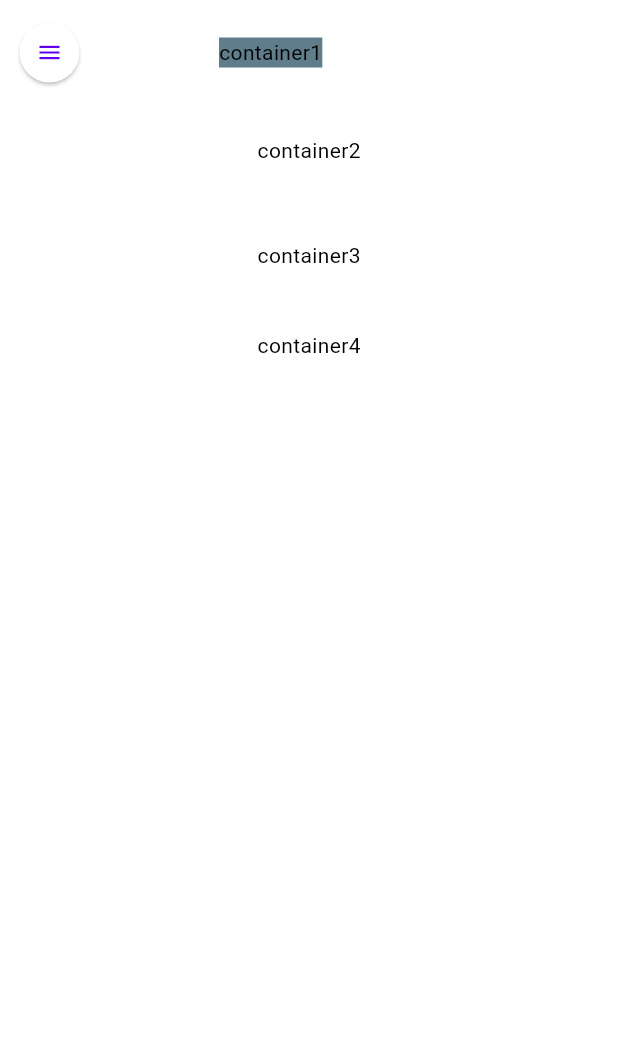
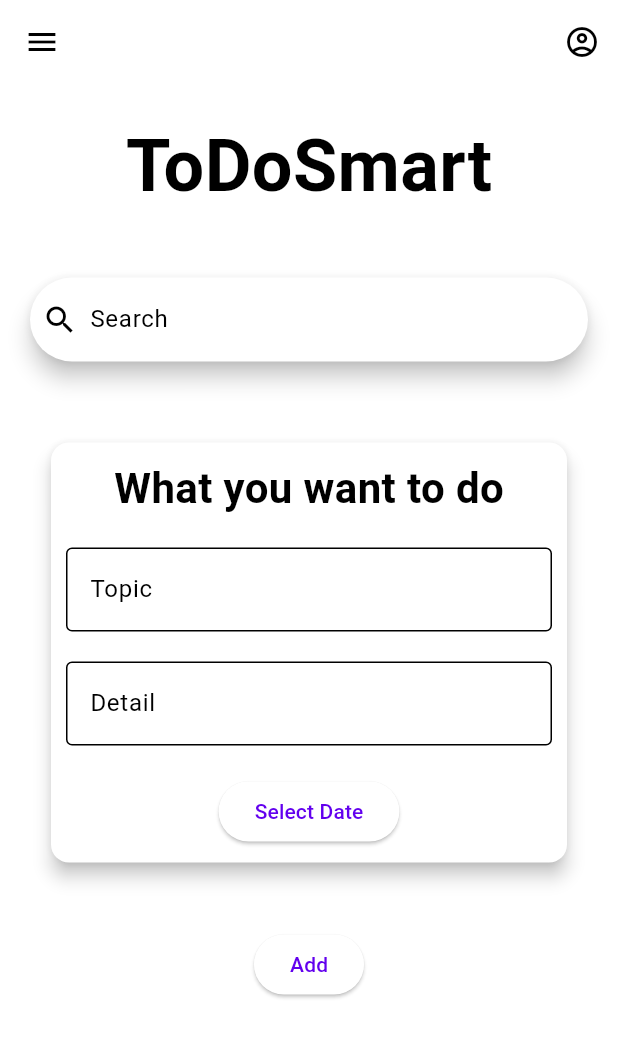
Before and after one commit to AMahasuwan/todo_app, a Flutter app: the screen it shows after launch, on a phone screen of 412 x 824 dp. Shown: the top 1037 px of the screen. Run offline on Flutter 3.47's test engine with Material 3 defaults, Android fonts, the phone set to English and light mode, and no system bars.

Commit message:
Create all initial component in to layout - Appbar - Text Header - Searcbar - Topic - Detail - Date button - Add button

```diff
--- a/lib/Page/home_page.dart
+++ b/lib/Page/home_page.dart
@@ -13,64 +13,139 @@ class _MyHomePageState extends State<MyHomePage> {
   @override
   Widget build(BuildContext context) {
     return Scaffold(
-        body: Column(
+        appBar: AppBar(
+          backgroundColor: Colors.white,
+          actions: [
+            IconButton(
+              onPressed: () {
+                // To add function
+              },
+              icon: Icon(Icons.account_circle_outlined),
+              tooltip: "Account",
+            )
+          ],
+          leading: IconButton(
+            onPressed: () {
+              // To add function
+            },
+            icon: Icon(Icons.menu),
+            tooltip: "Menu",
+          ),
+        ),
+        body: SingleChildScrollView(
+          child: Column(
             children: [
               // Header
-        Row(
+              Wrap(
+                alignment: WrapAlignment.center,
                 children: [
-            ElevatedButton(
-              onPressed: () {
-                // To add fuction
-              },
-              child: Icon(Icons.menu),
-              style: ElevatedButton.styleFrom(shape: CircleBorder()),
-            ),
-            SizedBox(
-              width: 55,
-            ),
                   Padding(
                     padding: EdgeInsets.all(20),
                     child: Container(
-                  color: Colors.blueGrey,
-                  margin: EdgeInsets.all(5),
                         child: Text(
-                    "container1",
+                      "ToDoSmart",
+                      style:
+                          TextStyle(fontSize: 48, fontWeight: FontWeight.bold),
                     ) // Container1,
                         ),
                   ),
                 ],
               ),
               // Search bar
-        Row(
-          mainAxisAlignment: MainAxisAlignment.center,
+              Wrap(
+                alignment: WrapAlignment.center,
                 children: [
                   Padding(
                     padding: const EdgeInsets.all(20),
-              child: Container(child: Text("container2")),
+                    child: Container(
+                        child: SearchBar(
+                      hintText: 'Search',
+                      onTap: () {
+                        // To add function
+                      },
+                      onChanged: (_) {
+                        // To add function
+                      },
+                      leading: Icon(Icons.search),
+                    )),
                   )
                 ],
               ),
               // Detail
-        Row(
-          mainAxisAlignment: MainAxisAlignment.center,
+              Wrap(
                 children: [
-            Padding(
+                  Expanded(
+                    child: Padding(
                       padding: const EdgeInsets.all(30),
-              child: Container(child: Text("container3")),
+                      child: Card(
+                        elevation: 5,
+                        color: Color.fromARGB(255, 255, 255, 255),
+                        child: Container(
+                            child: Center(
+                          child: Column(
+                            children: [
+                              // Header
+                              Container(
+                                  margin: EdgeInsets.all(10),
+                                  child: Text(
+                                    "What you want to do",
+                                    style: TextStyle(
+                                        fontSize: 28,
+                                        fontWeight: FontWeight.bold),
+                                  )),
+                              // Topic
+                              Container(
+                                  margin: EdgeInsets.all(10),
+                                  child: TextField(
+                                      obscureText: false,
+                                      decoration: InputDecoration(
+                                        border: OutlineInputBorder(),
+                                        labelText: 'Topic',
+                                      ))),
+                              // Detail
+                              Container(
+                                  margin: EdgeInsets.all(10),
+                                  child: TextField(
+                                      obscureText: false,
+                                      decoration: InputDecoration(
+                                        border: OutlineInputBorder(),
+                                        labelText: 'Detail',
+                                      ))),
+                              // Commitment date
+                              Container(
+                                  margin: EdgeInsets.all(10),
+                                  child: ElevatedButton(
+                                    onPressed: () {
+                                      // to add function
+                                    },
+                                    child: Text("Select Date"),
+                                  ))
+                            ],
+                          ),
+                        )),
+                      ),
+                    ),
                   )
                 ],
               ),
               // Button
-        Row(
-          mainAxisAlignment: MainAxisAlignment.center,
+              Wrap(
+                alignment: WrapAlignment.center,
                 children: [
                   Padding(
                     padding: const EdgeInsets.all(10),
-              child: Container(child: Text("container4")),
+                    child: Container(
+                        child: ElevatedButton(
+                      onPressed: () {
+                        // to add function
+                      },
+                      child: Text("Add"),
+                    )),
                   )
                 ],
               ),
             ],
+          ),
         ) // This trailing comma makes auto-formatting nicer for build methods.
         );
   }
```
Lines whose indentation alone changed are shown as unchanged.
